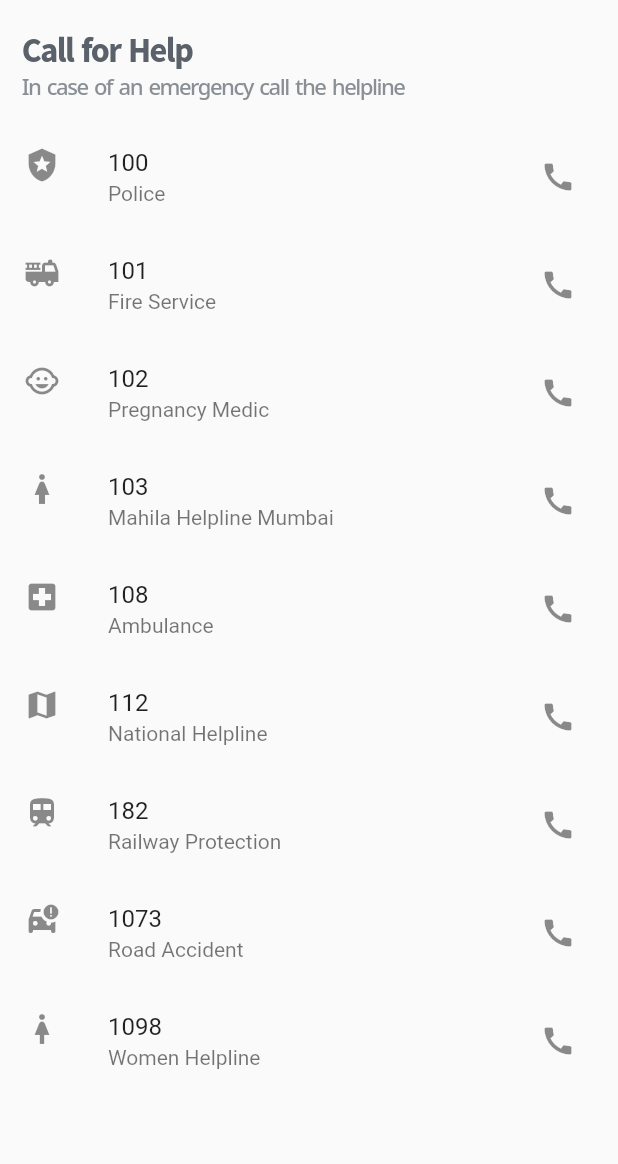
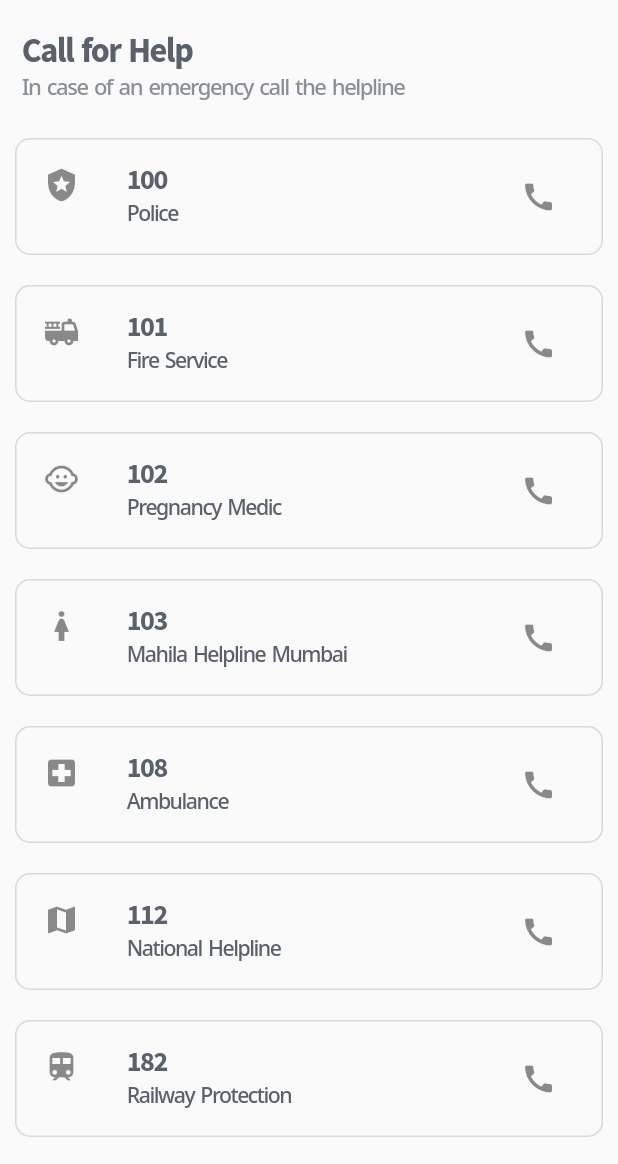
Before and after one commit to Amogh-Prabhu/IndiSafe_Hack_Autobots, a Flutter app: the Help screen opened directly, on a phone screen of 412 x 824 dp, the part 72-1236 px from its top. Run offline on Flutter 3.47's test engine with Material 2 defaults, Android fonts, the phone set to English and light mode, and no system bars; our stand-ins replace cloud_firestore, firebase_auth, firebase_core, firebase_storage, geolocator, google_maps_flutter and 4 more; missing offline and left inert: audio_waveforms, background_sms, flutter_phone_direct_caller, record, shake; accounts and stored records are empty.

Commit message:
Helpline Page | done

```diff
--- a/lib/helpline/helpline.dart
+++ b/lib/helpline/helpline.dart
@@ -1,6 +1,7 @@
 import 'package:flutter/cupertino.dart';
 import 'package:flutter/material.dart';
 import 'package:flutter_phone_direct_caller/flutter_phone_direct_caller.dart';
+import 'package:kavach/helpline/widgets/help_card.dart';
 import 'package:kavach/utils/kavach_theme.dart';
 
 import '../selfdefence/selfdefence.dart';
@@ -35,7 +36,7 @@ class _HelpState extends State<Help> {
     "Road Accident",
     "Women Helpline"
   ];
-  List<Widget> i = [
+  List<Icon> i = [
     const Icon(Icons.local_police),
     const Icon(Icons.fire_truck),
     const Icon(Icons.child_care),
@@ -68,10 +69,12 @@ class _HelpState extends State<Help> {
         ),
         actions: [
           IconButton(
-            onPressed: () {Navigator.push(
+            onPressed: () {
+              Navigator.push(
                 context,
                 MaterialPageRoute(builder: (context) => SelfDefence()),
-              );},
+              );
+            },
             icon: Icon(
               CupertinoIcons.video_camera,
               color: KavachTheme.nearlyGrey,
@@ -117,20 +120,16 @@ class _HelpState extends State<Help> {
           ),
           Expanded(
             child: ListView.builder(
+                physics: const BouncingScrollPhysics(),
                 itemCount: details.length,
                 itemBuilder: (BuildContext context, int index) {
-                  return Container(
-                    child: ListTile(
-                        leading: i[index],
-                        trailing: IconButton(
-                          icon: const Icon(Icons.call),
-                          onPressed: () async {
-                            await _callNumber(num[index]);
-                          },
-                        ),
-                        title: Text(num[index]),
-                        subtitle: Text(details[index])),
-                  );
+                  return HelpCard(
+                      iconData: i[index],
+                      callback: () async {
+                        await _callNumber(num[index]);
+                      },
+                      subtitle: details[index],
+                      title: num[index]);
                 }),
           ),
         ],
--- /dev/null
+++ b/lib/helpline/widgets/help_card.dart
@@ -0,0 +1,51 @@
+// ignore_for_file: must_be_immutable
+
+import 'package:flutter/material.dart';
+import 'package:kavach/utils/kavach_theme.dart';
+
+class HelpCard extends StatelessWidget {
+  HelpCard(
+      {super.key,
+      required this.callback,
+      required this.iconData,
+      required this.subtitle,
+      required this.title});
+  String title;
+  String subtitle;
+  Icon iconData;
+  VoidCallback callback;
+
+  @override
+  Widget build(BuildContext context) {
+    double width = MediaQuery.of(context).size.width;
+    return Container(
+      padding: const EdgeInsets.all(2),
+      margin: const EdgeInsets.all(10),
+      decoration: BoxDecoration(
+          border: Border.all(color: KavachTheme.lightGrey.withOpacity(0.5)),
+          borderRadius: BorderRadius.circular(10)),
+      child: ListTile(
+        leading: iconData,
+        title: Text(
+          title,
+          style: KavachTheme.titleText(
+              size: width / 22,
+              weight: FontWeight.normal,
+              color: KavachTheme.nearlyGrey),
+        ),
+        subtitle: Text(
+          subtitle,
+          style: KavachTheme.subtitleText(
+              size: width / 29,
+              weight: FontWeight.normal,
+              color: KavachTheme.nearlyGrey),
+        ),
+        trailing: IconButton(
+            onPressed: () {
+              callback();
+            },
+            icon: const Icon(Icons.call)),
+      ),
+    );
+  }
+}
--- a/pubspec.yaml
+++ b/pubspec.yaml
@@ -51,6 +51,7 @@ dependencies:
   geolocator: ^9.0.2
   lottie: ^2.3.2
   background_sms: ^0.0.4
+  audio_waveforms: ^1.0.3
 
 dev_dependencies:
   flutter_test:
```
Also changed, not shown: lib/record/record.dart (+52 -82 lines), pubspec.lock.
